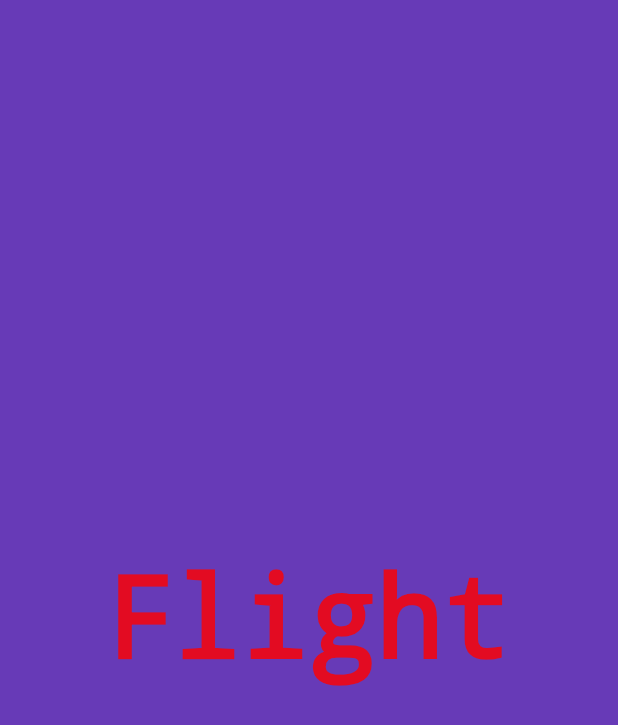
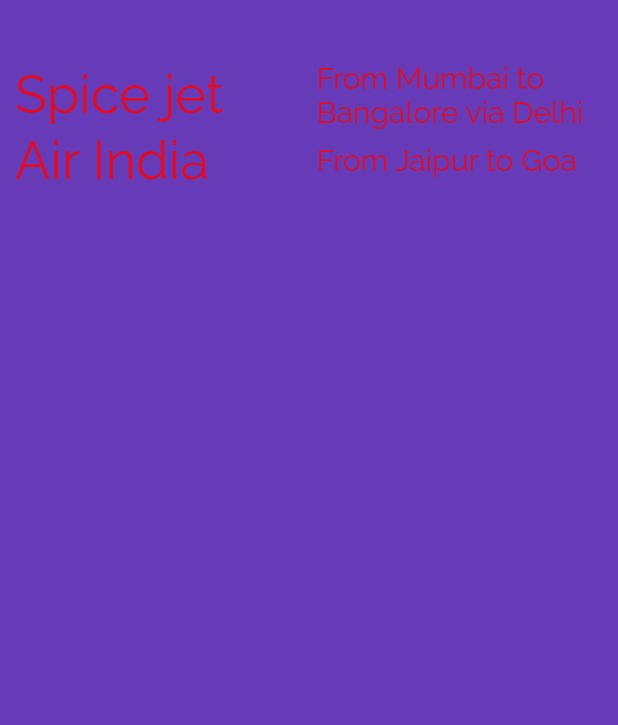
Before and after one commit to FIRDOUS-BHAT/flutter_app, a Flutter app: the screen it shows after launch, on a phone screen of 412 x 824 dp. Shown: the top 725 px of the screen. Run offline on Flutter 3.47's test engine with Material 2 defaults, Android fonts, the phone set to English and light mode, and no system bars.

Commit message:
4th commit

```diff
--- a/lib/app_screens/home.dart
+++ b/lib/app_screens/home.dart
@@ -6,18 +6,73 @@ class Home extends StatelessWidget{
     // TODO: implement build
     return Center(
       child:  Container(
+        padding: EdgeInsets.only(left:10.0,top:40.0),
         alignment: Alignment.center,
         color: Colors.deepPurple,
-    //    width: 200.0,
-    //    height: 100.0,
-    //    margin: EdgeInsets.only(left: 15.0,top: 50.0),
-        child: Text(
-            "Flight",textDirection: TextDirection.ltr,
-          style: TextStyle(
-            decoration: TextDecoration.none,
-            fontSize: 75.0
-          ),
-        ),
+        child: Column(
+          children: <Widget>[
+
+            Row(
+              children: <Widget>[
+
+                Expanded(child:Text(
+                  "Spice jet",textDirection: TextDirection.ltr,
+                  style: TextStyle(
+                      decoration: TextDecoration.none,
+                      fontSize: 35.0,
+                      fontFamily: 'Raleway',
+                      fontWeight: FontWeight.w300
+                  ),
+                )),
+
+                Expanded(child:Text(
+                  "From Mumbai to Bangalore via Delhi",textDirection: TextDirection.ltr,
+                  style: TextStyle(
+                      decoration: TextDecoration.none,
+                      fontSize: 20.0,
+                      fontFamily: 'Raleway',
+                      fontWeight: FontWeight.w300
+                  ),
+                )),
+
+
+              ],
+
+            ),
+            Row(
+              children: <Widget>[
+
+                Expanded(child:Text(
+                  "Air India",textDirection: TextDirection.ltr,
+                  style: TextStyle(
+                      decoration: TextDecoration.none,
+                      fontSize: 35.0,
+                      fontFamily: 'Raleway',
+                      fontWeight: FontWeight.w300
+                  ),
+                )),
+
+                Expanded(child:Text(
+                  "From Jaipur to Goa",textDirection: TextDirection.ltr,
+                  style: TextStyle(
+                      decoration: TextDecoration.none,
+                      fontSize: 20.0,
+                      fontFamily: 'Raleway',
+                      fontWeight: FontWeight.w300
+                  ),
+                )),
+
+
+              ],
+
+            )
+
+          ],
+        )
+
+
+
+
       ),
     );
 
```
Also changed, not shown: pubspec.yaml (+17 -31 lines), fonts/Raleway-Bold.ttf (added), fonts/Raleway-LightItalic.ttf (added), fonts/Raleway-Regular.ttf (added), fonts/Roboto-Regular.ttf (added).
